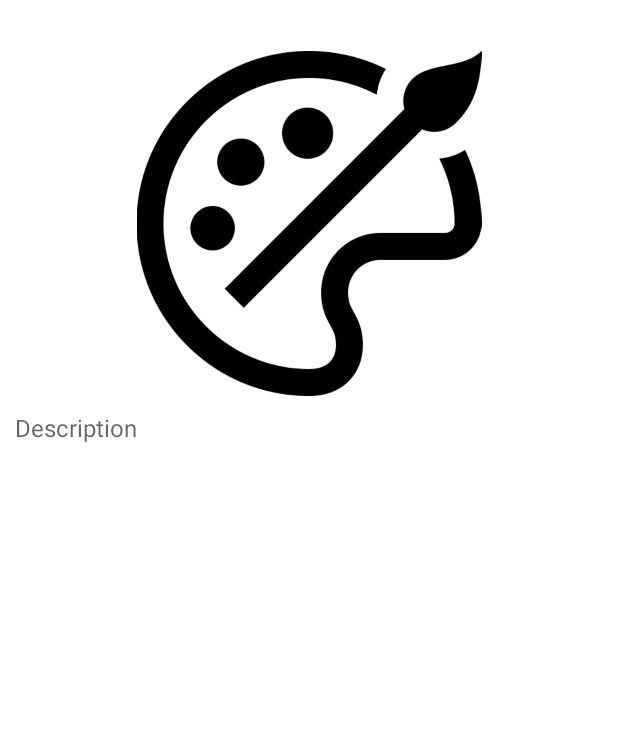
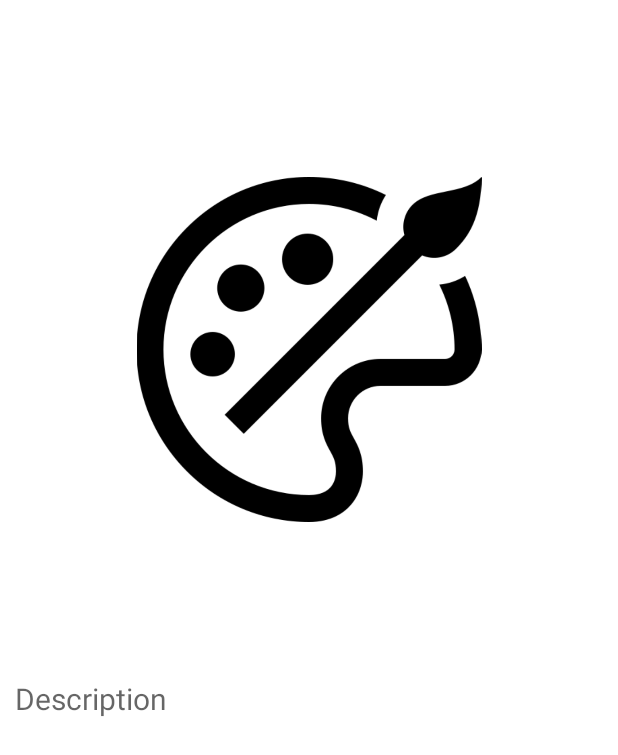
Before and after one commit to SNurullahS/ArtLib, an Android app: the layout fragment_art_detail.xml on its own in the app's theme, with its tools: preview values and no code run, on a phone screen of 412 x 824 dp. Shown: the top 755 px of the screen. Run offline under Robolectric (Android 15) with nearby library versions, the phone set to English and light mode, and no system bars.

Commit message:
recycler_row item connect with art detail fragment.

```diff
--- a/app/src/main/java/com/nurullahsevinckan/artlib/view/MainPage.kt
+++ b/app/src/main/java/com/nurullahsevinckan/artlib/view/MainPage.kt
@@ -91,6 +91,7 @@ class MainPage : Fragment() {
         mainAdapter = MainRecyclerAdapter(postArrayList)
         binding!!.recyclerView.adapter = mainAdapter
 
+
         // Menü host and provider settings
         val menuHost: MenuHost = requireActivity()
         menuHost.addMenuProvider(object : MenuProvider {
@@ -117,5 +118,6 @@ class MainPage : Fragment() {
                 }
             }
         }, viewLifecycleOwner, Lifecycle.State.RESUMED)
+
     }
 }
--- a/app/src/main/res/layout/fragment_art_detail.xml
+++ b/app/src/main/res/layout/fragment_art_detail.xml
@@ -11,7 +11,7 @@
 
     <ImageView
         android:id="@+id/imageView"
-        android:layout_width="wrap_content"
+        android:layout_width="match_parent"
         android:layout_height="230dp"
         android:layout_marginTop="34dp"
         android:layout_marginBottom="10dp"
@@ -27,9 +27,15 @@
         android:layout_width="match_parent"
         android:layout_height="278dp"
         android:layout_margin="10dp"
-        android:layout_marginTop="24dp"
+        android:layout_marginStart="10dp"
+        android:layout_marginTop="196dp"
+        android:layout_marginEnd="9dp"
+        android:layout_marginBottom="30dp"
         android:hint="Description"
-        android:textSize="16sp"
-        app:layout_constraintTop_toBottomOf="@+id/imageView"
-        tools:layout_editor_absoluteX="9dp" />
+        android:textColor="@color/black"
+        android:textSize="20sp"
+        app:layout_constraintBottom_toBottomOf="parent"
+        app:layout_constraintEnd_toEndOf="parent"
+        app:layout_constraintStart_toStartOf="parent"
+        app:layout_constraintTop_toBottomOf="@+id/imageView" />
 </androidx.constraintlayout.widget.ConstraintLayout>
```
Also changed, not shown: app/src/main/java/com/nurullahsevinckan/artlib/adapter/MainRecyclerAdapter.kt (+7 -0 lines), app/src/main/java/com/nurullahsevinckan/artlib/view/ArtDetail.kt (+15 -1 lines), app/src/main/res/layout/art_row.xml (+9 -4 lines), app/src/main/res/layout/fragment_main_page.xml (+4 -6 lines), app/src/main/res/navigation/navigation_graph.xml (+8 -1 lines).
